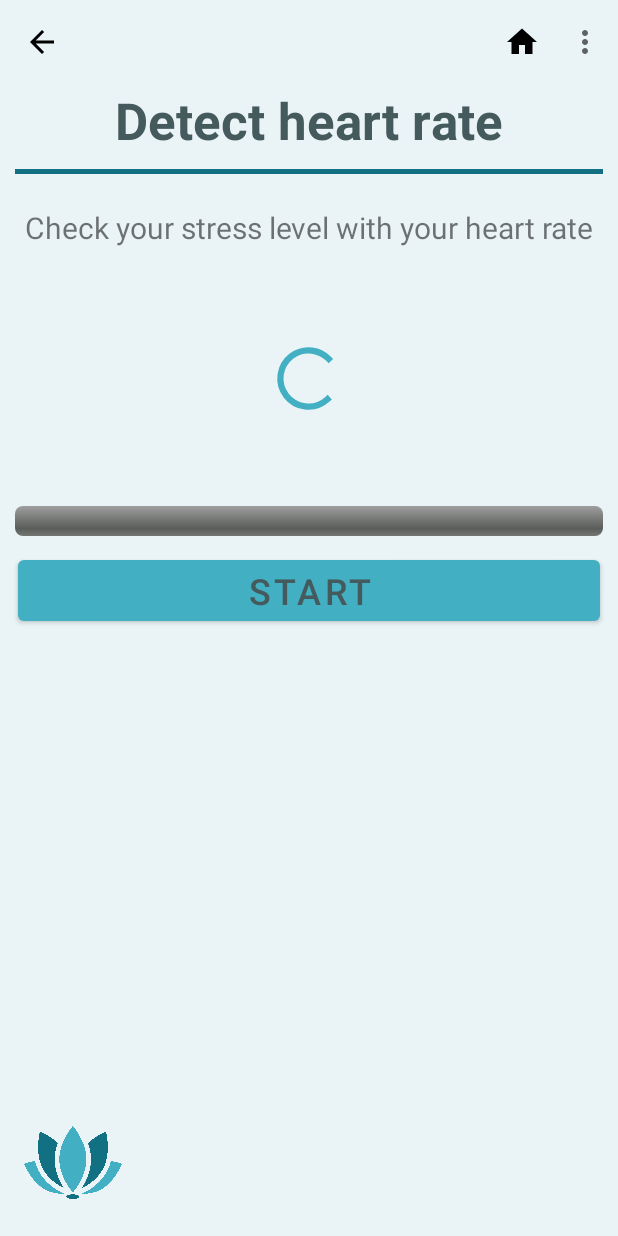
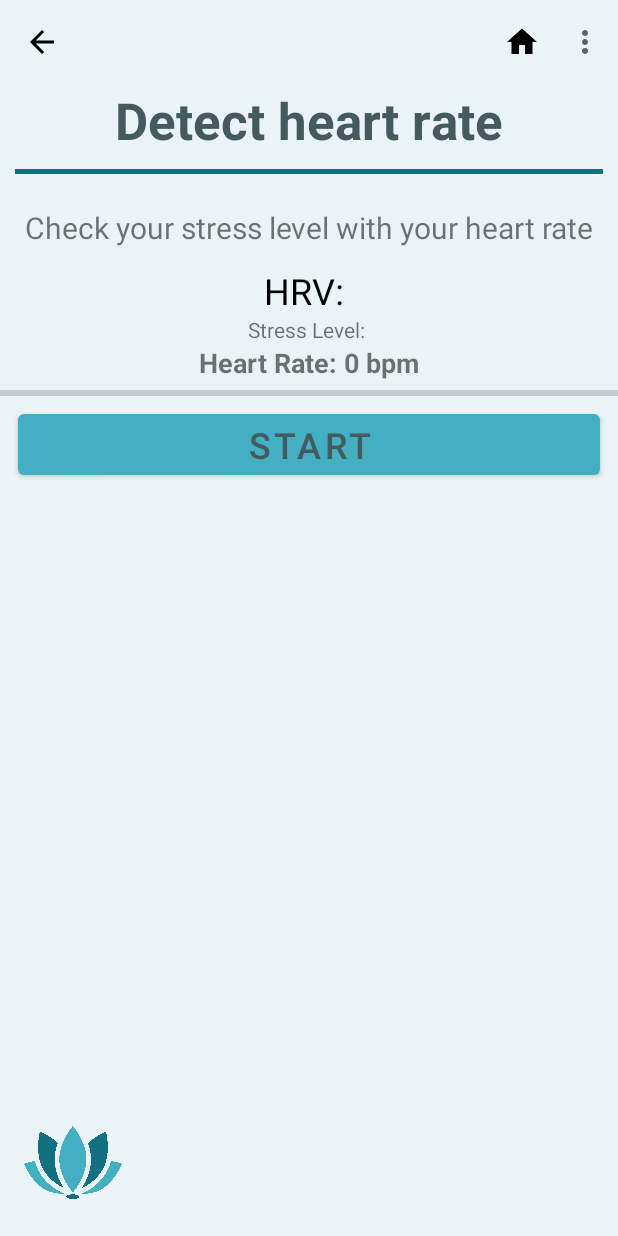
Before and after one commit to AlmiraVelic/SemperTibi, an Android app: the layout activity_stress_test_hrv.xml on its own in the app's theme, with its tools: preview values and no code run, on a phone screen of 412 x 824 dp. Run offline under Robolectric (Android 15) with nearby library versions, the phone set to English and light mode, and no system bars.

Commit message:
Changes for HRV implementation added

```diff
--- a/app/build.gradle
+++ b/app/build.gradle
@@ -41,6 +41,7 @@ android {
     buildFeatures {
         viewBinding true
     }
+
 }
 
 
@@ -96,4 +97,16 @@ dependencies {
 
     // LineChart
     implementation 'com.github.PhilJay:MPAndroidChart:v3.1.0'
+    /*
+    // HRV
+    implementation 'org.tensorflow:tensorflow-lite:2.11.0'
+    implementation 'com.squareup.okhttp3:okhttp:4.9.0'
+    implementation 'com.github.kibotu:Heart-Rate-Ometer:-SNAPSHOT'
+    implementation 'com.github.phishman3579:android-heart-rate-monitor:v1.3'
+
+    // Add CameraX dependency to your build.gradle file
+    implementation "androidx.camera:camera-core:1.2.1"
+    implementation 'androidx.camera:camera-lifecycle:1.2.1'
+    implementation 'androidx.camera:camera-view:1.2.1'
+    */
 }
--- a/app/src/main/AndroidManifest.xml
+++ b/app/src/main/AndroidManifest.xml
@@ -6,6 +6,14 @@
     <uses-permission android:name="android.permission.INTERNET" />
     <uses-permission android:name="android.permission.ACCESS_NETWORK_STATE" />
     <uses-permission android:name="android.permission.READ_EXTERNAL_STORAGE" />
+    <uses-permission android:name="android.permission.BLUETOOTH" />
+    <uses-permission android:name="android.permission.BLUETOOTH_ADMIN" />
+    <uses-permission android:name="android.permission.BLUETOOTH_CONNECT" />
+    <uses-permission android:name="android.permission.ACCESS_COARSE_LOCATION" />
+    <uses-permission android:name="android.permission.CAMERA" />
+    <uses-permission android:name="android.permission.RECORD_AUDIO" />
+    <uses-feature android:name="android.hardware.camera.any"/>
+
 
     <!--  android:name=".MyApplication" added to clear the global data when app is terminated -->
     <application
@@ -147,7 +155,7 @@
                 android:value="" />
         </activity>
         <activity
-            android:name=".SecondActivity"
+            android:name=".MoodTracker"
             android:exported="false"
             android:screenOrientation="portrait"
             tools:ignore="LockedOrientationActivity">
--- a/app/src/main/res/layout/activity_stress_test_hrv.xml
+++ b/app/src/main/res/layout/activity_stress_test_hrv.xml
@@ -1,6 +1,5 @@
 <?xml version="1.0" encoding="utf-8"?>
-<RelativeLayout
-    xmlns:android="http://schemas.android.com/apk/res/android"
+<RelativeLayout xmlns:android="http://schemas.android.com/apk/res/android"
     xmlns:app="http://schemas.android.com/apk/res-auto"
     xmlns:tools="http://schemas.android.com/tools"
     android:layout_width="match_parent"
@@ -9,24 +8,26 @@
     tools:context=".StressTestHRV">
 
     <include
+        android:id="@+id/topAppBar7"
         layout="@layout/top_app_bar"
-        android:id="@+id/topAppBar7"
         android:layout_width="match_parent"
-        android:layout_height="wrap_content"/>
+        android:layout_height="wrap_content" />
 
     <androidx.core.widget.NestedScrollView
         android:id="@+id/nestedScrollView"
         android:layout_width="match_parent"
         android:layout_height="wrap_content"
+        android:layout_below="@id/topAppBar7"
         android:fillViewport="true"
-        app:layout_behavior="@string/appbar_scrolling_view_behavior"
-        android:layout_below="@id/topAppBar7">
+        app:layout_behavior="@string/appbar_scrolling_view_behavior">
 
         <LinearLayout
             android:layout_width="match_parent"
             android:layout_height="match_parent"
-            android:orientation="vertical"
-            android:gravity="center">
+            android:gravity="center"
+            android:orientation="vertical">
+
+
 
             <TextView
                 android:id="@+id/tvStressTracker"
@@ -35,36 +36,103 @@
                 android:text="@string/heartRate"
                 android:textColor="@color/logo_font"
                 android:textSize="34sp"
-                android:textStyle="bold"/>
+                android:textStyle="bold" />
 
             <com.google.android.material.divider.MaterialDivider
                 android:layout_width="match_parent"
                 android:layout_height="wrap_content"
+                android:layout_gravity="center"
                 android:layout_margin="10dp"
-                android:layout_gravity="center"
                 app:dividerColor="@color/lotus_blue"
-                app:dividerThickness="3dp"/>
+                app:dividerThickness="3dp" />
 
             <TextView
                 android:layout_width="match_parent"
                 android:layout_height="wrap_content"
                 android:layout_margin="12dp"
                 android:text="@string/heartRateTest"
-                android:textSize="20sp"
-                android:textAlignment="center"/>
+                android:textAlignment="center"
+                android:textSize="20sp" />
+
+            <SurfaceView
+                android:id="@+id/preview"
+                android:layout_width="0dp"
+                android:layout_height="wrap_content"
+                android:visibility="visible"
+                app:layout_constraintBottom_toBottomOf="parent"
+                app:layout_constraintLeft_toLeftOf="parent"
+                app:layout_constraintRight_toRightOf="parent"
+                app:layout_constraintTop_toTopOf="parent" />
+
+            <TextView
+                android:id="@+id/label"
+                android:layout_width="0dp"
+                android:layout_height="0dp"
+                android:gravity="center"
+                android:textColor="@android:color/black"
+                android:textSize="32sp"
+                app:layout_constraintBottom_toBottomOf="parent"
+                app:layout_constraintHorizontal_bias="1.0"
+                app:layout_constraintLeft_toLeftOf="parent"
+                app:layout_constraintRight_toLeftOf="@+id/finger"
+                app:layout_constraintTop_toTopOf="parent"
+                app:layout_constraintVertical_bias="0.0" />
+
+            <TextView
+                android:id="@+id/finger"
+                android:layout_width="0dp"
+                android:layout_height="0dp"
+                android:gravity="center"
+                android:textColor="@android:color/black"
+                android:textSize="32sp"
+                app:layout_constraintBottom_toBottomOf="parent"
+                app:layout_constraintLeft_toRightOf="@+id/label"
+                app:layout_constraintRight_toRightOf="parent"
+                app:layout_constraintTop_toTopOf="parent" />
+
+            <TextureView
+                android:id="@+id/previewView"
+                android:layout_width="match_parent"
+                android:layout_height="0dp"
+                android:layout_weight="1" />
+
+            <TextView
+                android:id="@+id/hrvTextView"
+                android:layout_width="wrap_content"
+                android:layout_height="wrap_content"
+                android:textSize="24sp"
+                android:textColor="@android:color/black"
+                android:text="HRV: " />
+
+            <TextView
+                android:id="@+id/stressLevelTextView"
+                android:layout_width="wrap_content"
+                android:layout_height="wrap_content"
+                android:text="Stress Level: "
+                app:layout_constraintBottom_toBottomOf="parent"
+                app:layout_constraintLeft_toLeftOf="parent"
+                app:layout_constraintRight_toRightOf="parent"
+                app:layout_constraintTop_toBottomOf="@id/preview" />
+
+            <TextView
+                android:id="@+id/heartRateTextView"
+                android:layout_width="wrap_content"
+                android:layout_height="wrap_content"
+                android:textSize="18sp"
+                android:textStyle="bold"
+                app:layout_constraintBottom_toBottomOf="parent"
+                app:layout_constraintEnd_toEndOf="parent"
+                app:layout_constraintStart_toStartOf="parent"
+                app:layout_constraintTop_toBottomOf="@id/previewView"
+                tools:text="Heart Rate: 0 bpm" />
 
             <ProgressBar
-                android:id="@+id/indeterminateBar"
+                android:id="@+id/hrvProgressBar"
+                style="?android:attr/progressBarStyleHorizontal"
                 android:layout_width="match_parent"
-                android:layout_margin="50dp"
-                android:layout_height="50dp"/>
-
-            <ProgressBar
-                android:id="@+id/determinateBar"
-                style="@android:style/Widget.ProgressBar.Horizontal"
-                android:layout_width="match_parent"
-                android:layout_margin="10dp"
-                android:layout_height="20dp"/>
+                android:layout_height="wrap_content"
+                android:max="100"
+                android:progress="0" />
 
             <Button
                 android:id="@+id/btnNewMeasurePSS"
@@ -72,10 +140,10 @@
                 android:layout_height="wrap_content"
                 android:layout_marginStart="12dp"
                 android:layout_marginEnd="12dp"
+                android:layout_marginBottom="10dp"
                 android:text="@string/start"
                 android:textColor="@color/logo_font"
-                android:textSize="24sp"
-                android:layout_marginBottom="10dp"/>
+                android:textSize="24sp" />
 
         </LinearLayout>
     </androidx.core.widget.NestedScrollView>
```
